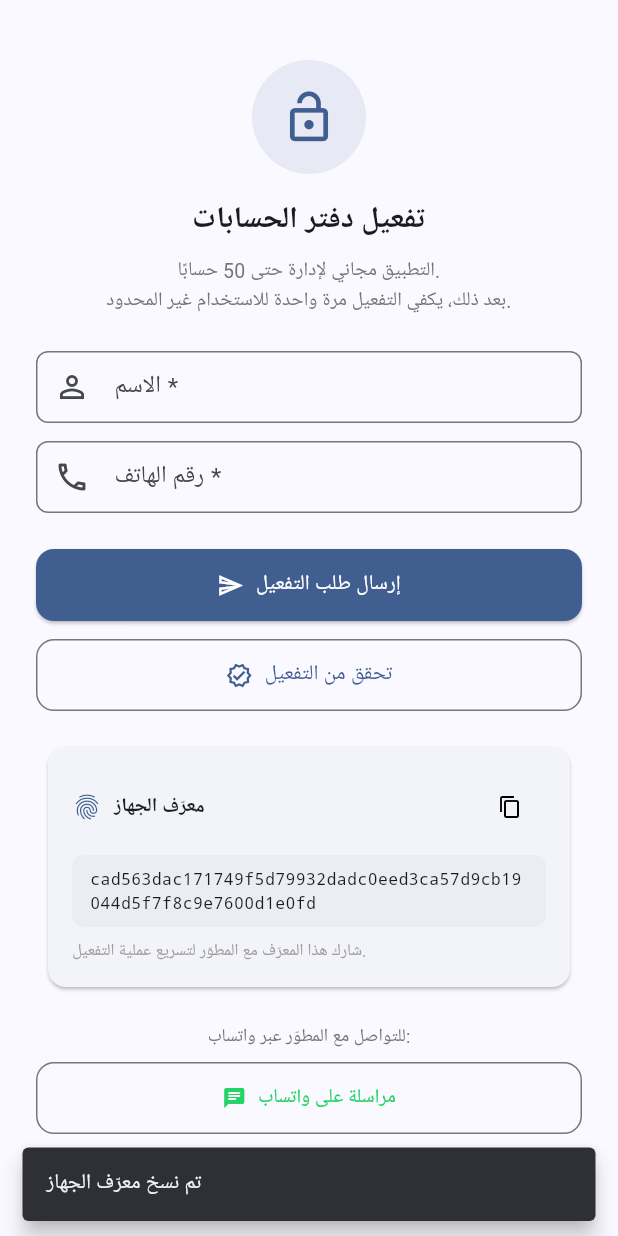
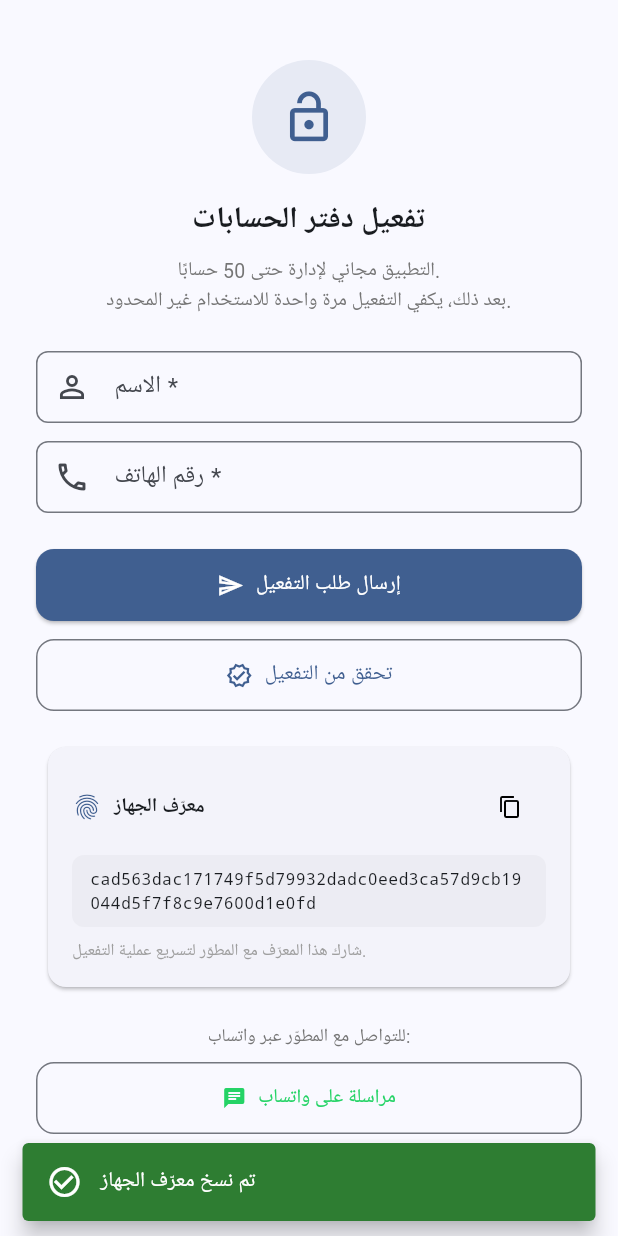
Before and after one commit to Mohammad-Hasan-it-96/Accounting-Book, a Flutter app: the ActivationScreen screen opened directly, after a tap on the "content copy" icon, on a phone screen of 412 x 824 dp. Run offline on Flutter 3.47's test engine with Material 3 defaults, Android fonts, the phone set to English and light mode, and no system bars; our stand-ins replace device_info_plus, file_picker, flutter_secure_storage, local_auth, package_info_plus, pdf and 4 more; missing offline and left inert: android_id, workmanager; accounts and stored records are empty; network calls fail.

Commit message:
Standardize Snackbar usage across screens with AppSnackBar for consistent feedback

```diff
--- a/lib/core/theme/app_colors.dart
+++ b/lib/core/theme/app_colors.dart
@@ -15,6 +15,7 @@ class AppColors {
   static const Color incomeDark = Color(0xFF1B5E20);   // أخضر داكن (أرقام الرصيد)
   static const Color expense = Color(0xFFC62828);      // أحمر
   static const Color expenseDark = Color(0xFFB71C1C);  // أحمر داكن (أرقام الرصيد)
+  static const Color warning = Color(0xFFE65100);      // برتقالي (تنبيه)
 
   // ─── أسطح ────────────────────────────────────────────────────────────────
   static const Color cardDark = Color(0xFF272727);     // خلفية البطاقة في الوضع الداكن
--- /dev/null
+++ b/lib/core/widgets/app_snackbar.dart
@@ -0,0 +1,55 @@
+import 'package:flutter/material.dart';
+
+import '../theme/app_colors.dart';
+import '../theme/app_dimens.dart';
+import '../theme/app_durations.dart';
+
+/// رسائل التنبيه (SnackBar) الموحّدة — المصدر الوحيد لرسائل النجاح/الخطأ/التحذير.
+/// لا تُنشئ `SnackBar` يدوياً في الشاشات؛ استخدم هذه الدوال لضمان توحيد
+/// الألوان والمدّة والأيقونات والسلوك (floating) عبر التطبيق.
+class AppSnackBar {
+  AppSnackBar._();
+
+  /// رسالة نجاح (خضراء) — لعمليات تمّت بنجاح.
+  static void success(BuildContext context, String message) =>
+      _show(context, message, AppColors.income, Icons.check_circle_outline);
+
+  /// رسالة خطأ (حمراء) — لفشل عملية أو حالة غير متوقّعة.
+  static void error(BuildContext context, String message) =>
+      _show(context, message, AppColors.expense, Icons.error_outline);
+
+  /// رسالة تحذير (برتقالية) — لتنبيه يحتاج انتباه المستخدم دون أن يكون خطأً.
+  static void warning(BuildContext context, String message) =>
+      _show(context, message, AppColors.warning, Icons.warning_amber_rounded);
+
+  /// رسالة معلوماتية (زرقاء) — لإشعار محايد لا نجاح فيه ولا خطأ ولا تحذير
+  /// (مثل: "جارٍ تحميل البيانات…").
+  static void info(BuildContext context, String message) =>
+      _show(context, message, AppColors.primary, Icons.info_outline);
+
+  static void _show(
+    BuildContext context,
+    String message,
+    Color color,
+    IconData icon,
+  ) {
+    ScaffoldMessenger.of(context)
+      ..hideCurrentSnackBar()
+      ..showSnackBar(
+        SnackBar(
+          content: Row(
+            children: [
+              Icon(icon, color: Colors.white, size: AppIconSize.lg),
+              Gap.w12,
+              Expanded(
+                child: Text(message, style: const TextStyle(color: Colors.white)),
+              ),
+            ],
+          ),
+          backgroundColor: color,
+          behavior: SnackBarBehavior.floating,
+          duration: AppDurations.snackbar,
+        ),
+      );
+  }
+}
--- a/lib/core/widgets/update_dialog.dart
+++ b/lib/core/widgets/update_dialog.dart
@@ -3,6 +3,7 @@ import 'package:url_launcher/url_launcher.dart';
 import '../services/update_service.dart';
 import '../theme/app_dimens.dart';
 import '../theme/app_text_styles.dart';
+import 'app_snackbar.dart';
 
 /// يعرض Dialog بتفاصيل التحديث المتاح.
 /// إذا كان [info.forceUpdate] == true لا يمكن إغلاق الـ Dialog.
@@ -25,9 +26,7 @@ class UpdateDialog extends StatelessWidget {
     final uri = Uri.parse(info.apkUrl);
     if (!await launchUrl(uri, mode: LaunchMode.externalApplication)) {
       if (ctx.mounted) {
-        ScaffoldMessenger.of(ctx).showSnackBar(
-          const SnackBar(content: Text('تعذر فتح رابط التحديث')),
-        );
+        AppSnackBar.error(ctx, 'تعذر فتح رابط التحديث');
       }
     }
   }
--- a/lib/screens/activation/activation_screen.dart
+++ b/lib/screens/activation/activation_screen.dart
@@ -8,6 +8,7 @@ import '../../core/theme/app_dimens.dart';
 import '../../core/theme/app_durations.dart';
 import '../../core/theme/app_text_styles.dart';
 import '../../core/widgets/app_form_field.dart';
+import '../../core/widgets/app_snackbar.dart';
 import '../home/home_screen.dart';
 class ActivationScreen extends StatefulWidget {
   const ActivationScreen({super.key});
@@ -104,13 +105,7 @@ class _ActivationScreenState extends State<ActivationScreen> {
   void _copyDeviceId() {
     if (_deviceId == null) return;
     Clipboard.setData(ClipboardData(text: _deviceId!));
-    ScaffoldMessenger.of(context).showSnackBar(
-      const SnackBar(
-        content: Text('تم نسخ معرّف الجهاز'),
-        behavior: SnackBarBehavior.floating,
-        duration: AppDurations.snackbarShort,
-      ),
-    );
+    AppSnackBar.success(context, 'تم نسخ معرّف الجهاز');
   }
 
   @override
@@ -353,8 +348,7 @@ class _ContactRow extends StatelessWidget {
     final uri = Uri.parse(url);
     if (!await launchUrl(uri, mode: LaunchMode.externalApplication)) {
       if (ctx.mounted) {
-        ScaffoldMessenger.of(ctx)
-            .showSnackBar(const SnackBar(content: Text('تعذر فتح الرابط')));
+        AppSnackBar.error(ctx, 'تعذر فتح الرابط');
       }
     }
   }
```
Also changed, not shown: lib/screens/add_edit_customer/add_edit_customer_screen.dart (+8 -12 lines), lib/screens/add_edit_transaction/add_edit_transaction_screen.dart (+3 -6 lines), lib/screens/currency_accounts/currency_accounts_screen.dart (+10 -21 lines), lib/screens/customer_details/customer_details_screen.dart (+17 -23 lines), lib/screens/home/home_screen.dart (+13 -24 lines), lib/screens/settings/settings_screen.dart (+27 -44 lines), 1 other file.
